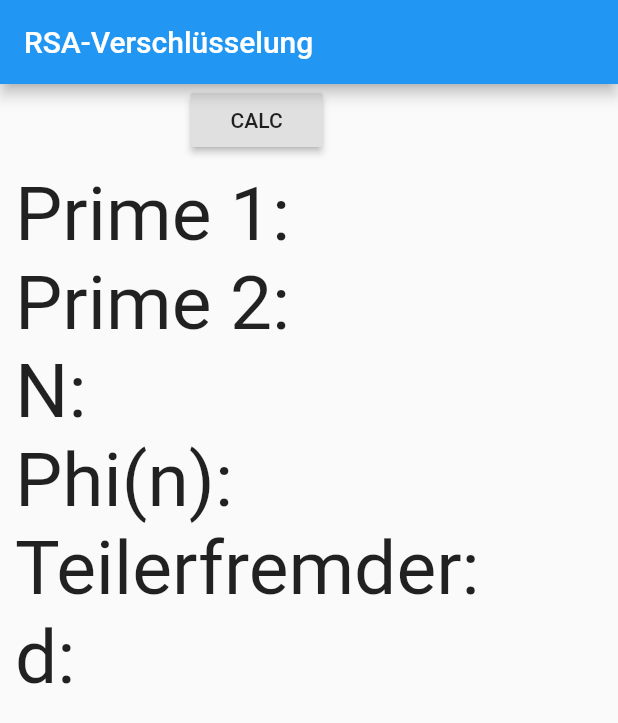
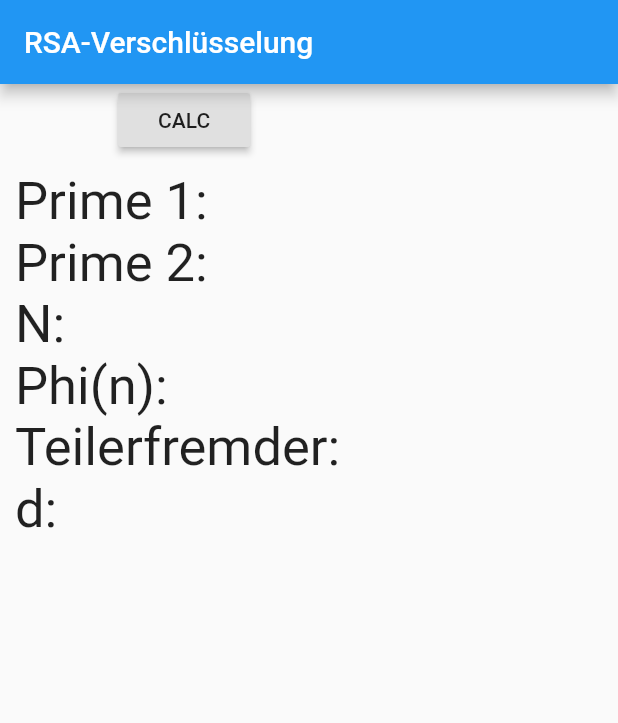
Before and after one commit to berkkan22/rsa_verschluesselung, a Flutter app: the screen it shows after launch, on a phone screen of 412 x 824 dp. Shown: the top 723 px of the screen. Run offline on Flutter 3.47's test engine with Material 2 defaults, Android fonts, the phone set to English and light mode, and no system bars.

Commit message:
output on display

```diff
--- a/lib/main.dart
+++ b/lib/main.dart
@@ -51,7 +51,7 @@ class _MyApp extends State<MyApp> {
               ),
               Container(
                   margin: EdgeInsets.all(10.0),
-                  child: Text(data, style: TextStyle(fontSize: 50)))
+                  child: Text(data, style: TextStyle(fontSize: 35)))
             ],
           )),
     );
```
